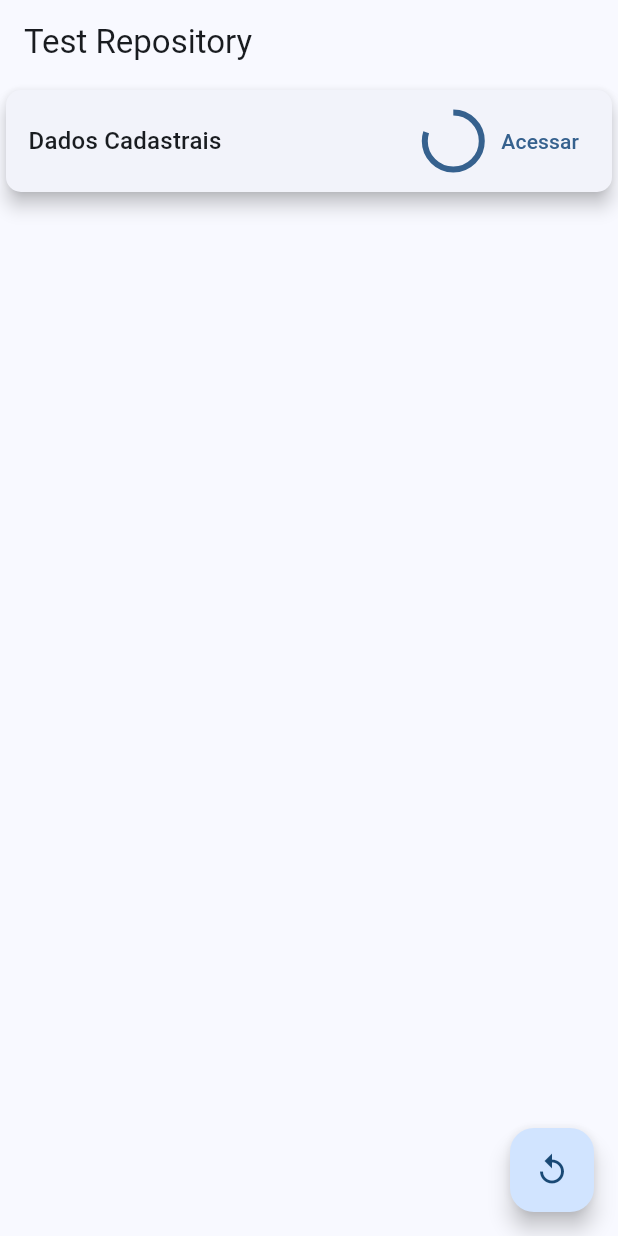
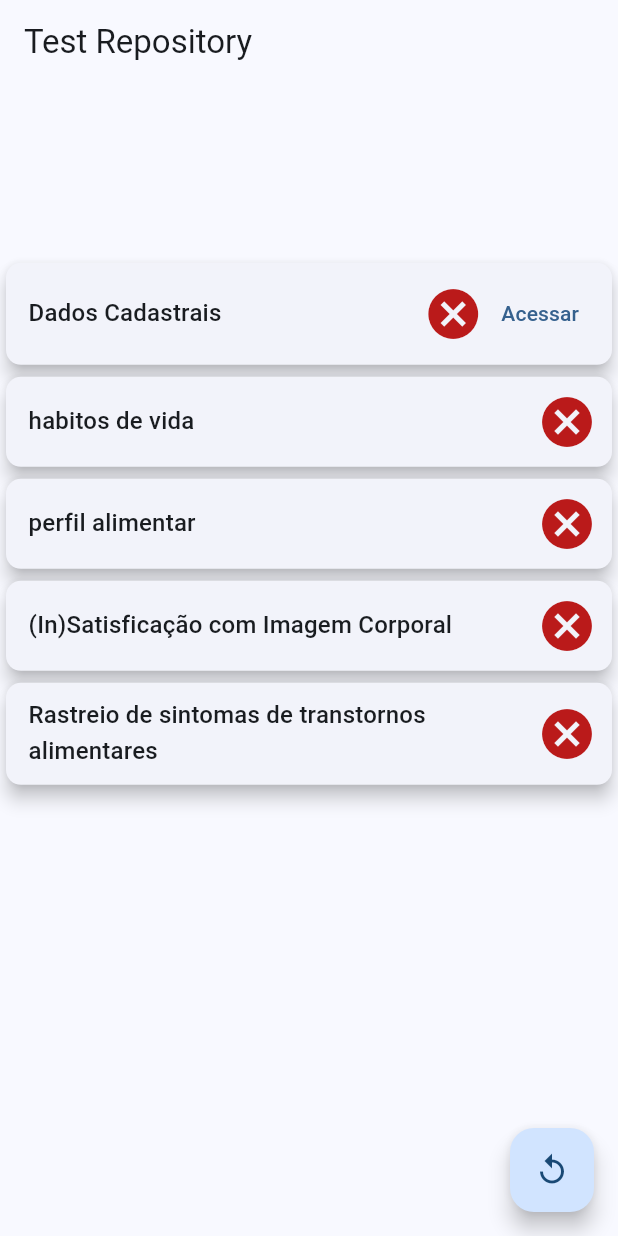
Before and after one commit to Pedro-jferreira/DigPrev, a Flutter app: the screen it shows after launch, on a phone screen of 412 x 824 dp. Run offline on Flutter 3.47's test engine with Material 3 defaults, Android fonts, the phone set to English and light mode, and no system bars; our stand-ins replace cloud_firestore, firebase_auth, firebase_core, freezed_annotation, google_fonts, objectid and 1 more; accounts and stored records are empty; generated files the repository leaves out were written again.

Commit message:
:sparkles: feat(stagePageWidget)  stagePageWidget.dart criado e configurado

```diff
--- a/lib/main.dart
+++ b/lib/main.dart
@@ -14,6 +14,7 @@ import 'package:digprev_flutter/ui/core/widgets/outlinedTextFieldWidget.dart';
 import 'package:digprev_flutter/ui/core/widgets/radiobuttonWidget.dart';
 import 'package:digprev_flutter/ui/core/widgets/selectWidget.dart';
 import 'package:digprev_flutter/ui/core/widgets/toolTipWidget.dart';
+import 'package:digprev_flutter/ui/questionnaire/questionnaire/widgets/stagePageWidget.dart';
 import 'package:digprev_flutter/ui/questionnaire/questionnaire/widgets/stageWidget.dart';
 import 'package:digprev_flutter/ui/questionnaire/restart/widgets/restartButtonWidget.dart';
 import 'package:digprev_flutter/ui/questionnaire/section/widgets/sectionPageWidget.dart';
@@ -51,7 +52,10 @@ class MyApp extends StatelessWidget {
         GlobalCupertinoLocalizations.delegate,
       ],
 
-      localeResolutionCallback: (Locale? locale, Iterable<Locale> supportedLocales) {
+      localeResolutionCallback: (
+        Locale? locale,
+        Iterable<Locale> supportedLocales,
+      ) {
         for (Locale supportedLocale in supportedLocales) {
           if (locale != null &&
               locale.languageCode == supportedLocale.languageCode &&
@@ -94,10 +98,13 @@ class TestScreen extends StatelessWidget {
               onDateSelected: (DateTime value) {
                 print(value);
               },
-              firstDate:  DateTime(DateTime.now().year - 110,
-                  DateTime.now().month, DateTime.now().day),
+              firstDate: DateTime(
+                DateTime.now().year - 110,
+                DateTime.now().month,
+                DateTime.now().day,
+              ),
               lastDate: DateTime.now(),
-              initialDate:DateTime(2020, 11, 10) ,
+              initialDate: DateTime(2020, 11, 10),
             ),
             const SizedBox(height: 20),
             const ToolTipWidget(
@@ -128,22 +135,41 @@ class TestScreen extends StatelessWidget {
               onItemSelected: (index, value) {
                 print("Selecionado: $value na posição $index");
               },
-            )
+            ),
           ],
         ),
       ),
     );
   }
 }
+
 class TestScreen2 extends StatelessWidget {
   const TestScreen2({super.key});
 
   @override
   Widget build(BuildContext context) {
     final List<Option> options = <Option>[
-      const Option(id: 1, question: 'opção 1', valueScore: 2, intensity: null, days: null),
-      const Option(id: 2, question: 'opcão 2', valueScore: 2, intensity: null, days: null),
-      const Option(id: 3, question: 'opção 3', valueScore: 2, intensity: null, days: null)
+      const Option(
+        id: 1,
+        question: 'opção 1',
+        valueScore: 2,
+        intensity: null,
+        days: null,
+      ),
+      const Option(
+        id: 2,
+        question: 'opcão 2',
+        valueScore: 2,
+        intensity: null,
+        days: null,
+      ),
+      const Option(
+        id: 3,
+        question: 'opção 3',
+        valueScore: 2,
+        intensity: null,
+        days: null,
+      ),
     ];
 
     final List<Question> questions = <Question>[
@@ -155,7 +181,8 @@ class TestScreen2 extends StatelessWidget {
         tooltipText: 'isso é um texto',
         inputType: InputType.TEXT_INPUT,
         explanatoryTexts: null,
-          options: null),
+        options: null,
+      ),
       const Question(
         id: 1,
         question: 'qual o sua altura?',
@@ -164,7 +191,8 @@ class TestScreen2 extends StatelessWidget {
         tooltipText: 'isso é um texto',
         inputType: InputType.TEXT_INPUT,
         explanatoryTexts: null,
-          options: null),
+        options: null,
+      ),
       const Question(
         id: 1,
         question: 'qual o seu nome?',
@@ -173,7 +201,8 @@ class TestScreen2 extends StatelessWidget {
         tooltipText: 'isso é um texto',
         inputType: InputType.TEXT_INPUT,
         explanatoryTexts: null,
-          options: null),
+        options: null,
+      ),
       const Question(
         id: 1,
         question: 'qual o seu peso?',
@@ -182,7 +211,8 @@ class TestScreen2 extends StatelessWidget {
         tooltipText: 'isso é um texto',
         inputType: InputType.TEXT_INPUT,
         explanatoryTexts: null,
-          options: null),
+        options: null,
+      ),
       const Question(
         id: 1,
         question: 'qual o sua altura?',
@@ -191,7 +221,8 @@ class TestScreen2 extends StatelessWidget {
         tooltipText: 'isso é um texto',
         inputType: InputType.TEXT_INPUT,
         explanatoryTexts: null,
-          options: null),
+        options: null,
+      ),
       const Question(
         id: 1,
         question: 'qual o seu nome?',
@@ -200,7 +231,8 @@ class TestScreen2 extends StatelessWidget {
         tooltipText: 'isso é um texto',
         inputType: InputType.TEXT_INPUT,
         explanatoryTexts: null,
-          options: null),
+        options: null,
+      ),
       const Question(
         id: 1,
         question: 'qual o seu peso?',
@@ -209,7 +241,8 @@ class TestScreen2 extends StatelessWidget {
         tooltipText: 'isso é um texto',
         inputType: InputType.TEXT_INPUT,
         explanatoryTexts: null,
-          options: null),
+        options: null,
+      ),
       const Question(
         id: 1,
         question: 'qual o sua altura?',
@@ -218,7 +251,8 @@ class TestScreen2 extends StatelessWidget {
         tooltipText: 'isso é um texto',
         inputType: InputType.TEXT_INPUT,
         explanatoryTexts: null,
-          options: null),
+        options: null,
+      ),
       const Question(
         id: 1,
         question: 'qual o seu nome?',
@@ -227,10 +261,11 @@ class TestScreen2 extends StatelessWidget {
         tooltipText: 'isso é um texto',
         inputType: InputType.TEXT_INPUT,
         explanatoryTexts: null,
-          options: null)
+        options: null,
+      ),
     ];
 
-    final  List<Section> sections =  [
+    final List<Section> sections = [
       Section(
         id: 1,
         title: 'habitos de vida',
@@ -239,9 +274,10 @@ class TestScreen2 extends StatelessWidget {
         textUnderBar: const <StageLabel>[
           StageLabel(min: 1, max: 3, label: 'texto'),
           StageLabel(min: 4, max: 6, label: 'texto'),
-          StageLabel(min: 7, max: 10, label: 'texto')
+          StageLabel(min: 7, max: 10, label: 'texto'),
         ],
-        questions: questions ),
+        questions: questions,
+      ),
       Section(
         id: 1,
         title: 'habitos de tabagicos',
@@ -250,28 +286,56 @@ class TestScreen2 extends StatelessWidget {
         textUnderBar: const <StageLabel>[
           StageLabel(min: 1, max: 3, label: 'texto'),
           StageLabel(min: 4, max: 6, label: 'texto'),
-            StageLabel(min: 7, max: 10, label: 'texto')
+          StageLabel(min: 7, max: 10, label: 'texto'),
         ],
-          questions: questions )];
+        questions: questions,
+      ),
+    ];
 
-    Stage stage = Stage(
+    List<Stage> stages = [
+      Stage(
         id: 1,
         title: 'Dados Cadastrais',
         description: 'description',
         creationDate: DateTime.now(),
-        sections: sections);
-
+        sections: sections,
+      ),
+      Stage(
+        id: 2,
+        title: 'habitos de vida',
+        description: 'description',
+        creationDate: DateTime.now(),
+        sections: sections,
+      ),
+      Stage(
+        id: 3,
+        title: 'perfil alimentar',
+        description: 'description',
+        creationDate: DateTime.now(),
+        sections: sections,
+      ),
+      Stage(
+        id: 4,
+        title: '(In)Satisficação com Imagem Corporal ',
+        description: 'description',
+        creationDate: DateTime.now(),
+        sections: sections,
+      ),
+      Stage(
+        id: 5,
+        title: 'Rastreio de sintomas de transtornos alimentares',
+        description: 'description',
+        creationDate: DateTime.now(),
+        sections: sections,
+      ),
+    ];
 
     return Scaffold(
       appBar: AppBar(title: const Text('Test Repository')),
-      body: Stagewidget(
-        stage:stage ,
-        onProgressStateChanged: (ProgressState state){
-          print(state);
-        },
+      body: Center(
+        child: StagePageWidget(stages: stages), // Centraliza o StagePageWidget
       ),
       floatingActionButton: const RestartButtonWidget(),
     );
   }
-
 }
--- /dev/null
+++ b/lib/ui/questionnaire/questionnaire/widgets/stagePageWidget.dart
@@ -0,0 +1,59 @@
+import 'package:digprev_flutter/domain/models/stage/stage.dart';
+import 'package:digprev_flutter/ui/core/enum/progressState.dart';
+import 'package:digprev_flutter/ui/questionnaire/questionnaire/widgets/stageWidget.dart';
+import 'package:flutter/material.dart';
+
+class StagePageWidget extends StatefulWidget {
+  final List<Stage> stages;
+
+  const StagePageWidget({required this.stages, super.key});
+
+  @override
+  State<StagePageWidget> createState() => _StagePageWidgetState();
+}
+
+class _StagePageWidgetState extends State<StagePageWidget> {
+  int _currentStageIndex = 0;
+
+  void _onProgressStateChanged(int index, ProgressState state) {
+    if (state == ProgressState.Complete && index == _currentStageIndex) {
+      setState(() {
+        if (index + 1 < widget.stages.length) {
+          _currentStageIndex = index + 1; // Libera o próximo estágio
+        } else {
+          _currentStageIndex = -1; // Todos completos, bloqueia todos
+        }
+      });
+    }
+  }
+
+  @override
+  Widget build(BuildContext context) {
+    return LayoutBuilder(
+      builder: (BuildContext context, BoxConstraints constraints) {
+        final double availableHeight = constraints.maxHeight;
+        return Column(
+          mainAxisAlignment: MainAxisAlignment.center,
+          children: <Widget>[
+            SizedBox(
+              height: availableHeight * 0.7,
+              width: double.infinity,
+              child: ListView.builder(
+                itemCount: widget.stages.length,
+                itemBuilder: (BuildContext contex, int index) {
+                  return Stagewidget(
+                    isAvailable: _currentStageIndex == index,
+                    stage: widget.stages[index],
+                    onProgressStateChanged: (ProgressState state) {
+                      _onProgressStateChanged(index, state);
+                    },
+                  );
+                },
+              ),
+            ),
+          ],
+        );
+      },
+    );
+  }
+}
--- a/lib/ui/questionnaire/questionnaire/widgets/stageWidget.dart
+++ b/lib/ui/questionnaire/questionnaire/widgets/stageWidget.dart
@@ -35,7 +35,7 @@ class _StagewidgetState extends State<Stagewidget> {
   }
 
   void _updateProgress() {
-    final double valueByViewModel = 0.8;
+    final double valueByViewModel = 0.0;
     if (valueByViewModel != _progress) {
       setState(() {
         _progress = valueByViewModel;
@@ -64,8 +64,8 @@ class _StagewidgetState extends State<Stagewidget> {
             size: iconSize,
           ),
           ProgressState.Running => SizedBox(
-            width: (iconSize - 2),
-            height: (iconSize - 2),
+            width: (iconSize - 5),
+            height: (iconSize - 5),
             child: CircularProgressIndicator(value: _progress),
           ),
           ProgressState.Complete => const Icon(
@@ -88,11 +88,16 @@ class _StagewidgetState extends State<Stagewidget> {
         child: Row(
           mainAxisAlignment: MainAxisAlignment.spaceBetween,
           children: <Widget>[
-            Padding(
-              padding: const EdgeInsets.only(left: 5),
-              child: Text(
-                widget.stage.title,
-                style: Theme.of(context).textTheme.titleMedium,
+            Expanded(
+              child: Padding(
+                padding: const EdgeInsets.only(left: 5),
+                child: Text(
+                  widget.stage.title,
+                  style: Theme.of(context).textTheme.titleMedium,
+                  softWrap: true,
+                  overflow: TextOverflow.ellipsis,
+                  maxLines: 2,
+                ),
               ),
             ),
             Row(
```
Lines whose indentation alone changed are shown as unchanged.
